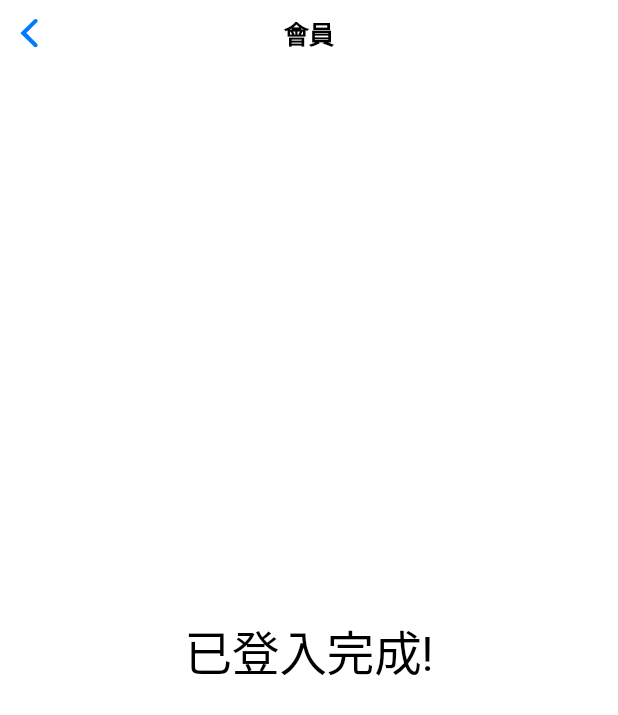
After one commit to ACS106129/pokerpass, a Flutter app: the FinishPage screen opened by its route, on a phone screen of 412 x 824 dp. The commit adds this screen. Shown: the top 715 px of the screen. Run offline on Flutter 3.47's test engine with Material 2 defaults, Android fonts, the phone set to English and light mode, and no system bars; our stand-ins replace bot_toast, flutter_secure_storage, local_auth, permission_handler, qr_flutter, shared_preferences; missing offline and left inert: flame, qrscan, window_size; accounts and stored records are empty.

Commit message:
Update version 0.0.6

```diff
--- a/lib/main.dart
+++ b/lib/main.dart
@@ -4,6 +4,7 @@ import 'package:bot_toast/bot_toast.dart';
 import 'package:flame/flame.dart';
 import 'package:flutter/cupertino.dart';
 import 'package:flutter/material.dart';
+import 'package:pokerpass/page/finish/finish_page.dart';
 import 'package:pokerpass/page/home_page.dart';
 import 'package:pokerpass/page/mode/PC/pc_page.dart';
 import 'package:pokerpass/page/mode/mode_page.dart';
@@ -56,6 +57,7 @@ class PokerPassApp extends StatelessWidget {
             SettingPage.id: (_) => SettingPage(),
             QRCodePage.id: (_) => QRCodePage(),
             PCPage.id: (_) => PCPage(),
+            FinishPage.id: (_) => FinishPage(),
           },
           navigatorObservers: [
             BotToastNavigatorObserver(),
--- /dev/null
+++ b/lib/page/finish/finish_page.dart
@@ -0,0 +1,52 @@
+import 'package:flutter/cupertino.dart';
+import 'package:pokerpass/setting/setting.dart';
+
+class FinishPage extends StatefulWidget {
+  static const id = 'finish_page';
+  FinishPage({final Key key}) : super(key: key);
+  @override
+  _FinishPageState createState() => _FinishPageState();
+}
+
+class _FinishPageState extends State<FinishPage> {
+  @override
+  Widget build(final BuildContext context) {
+    return WillPopScope(
+      child: CupertinoPageScaffold(
+        navigationBar: CupertinoNavigationBar(
+          middle: const Text('會員'),
+        ),
+        child: SafeArea(
+          child: Center(
+            child: LayoutBuilder(
+              builder: (context, constraints) => finishPageContent(
+                  context, Size(constraints.maxWidth, constraints.maxHeight)),
+            ),
+          ),
+        ),
+      ),
+      onWillPop: () async {
+        return true;
+      },
+    );
+  }
+
+  Widget finishPageContent(final BuildContext context, final Size contentSize) {
+    return Container(
+      width: contentSize.width * 0.7,
+      child: Column(
+        mainAxisAlignment: MainAxisAlignment.center,
+        crossAxisAlignment: CrossAxisAlignment.center,
+        children: [
+          Text(
+            '已登入完成!',
+            style: TextStyle(
+                color: CupertinoDynamicColor.resolve(
+                    Setting.promptTextColor, context),
+                fontSize: 32),
+          ),
+        ],
+      ),
+    );
+  }
+}
--- a/lib/page/register/register_page.dart
+++ b/lib/page/register/register_page.dart
@@ -1,4 +1,3 @@
-import 'dart:convert';
 import 'dart:math';
 
 import 'package:bot_toast/bot_toast.dart';
--- a/lib/setting/setting.dart
+++ b/lib/setting/setting.dart
@@ -6,7 +6,7 @@ import 'package:flutter/material.dart';
 
 class Setting {
   static const height = 600.0;
-  static const width = 800.0;
+  static const width = 1200.0;
   static const userLabel = 'user';
   static const urlLabel = 'url';
   static const passwordLabel = 'pw';
--- a/pubspec.yaml
+++ b/pubspec.yaml
@@ -15,7 +15,7 @@ publish_to: 'none' # Remove this line if you wish to publish to pub.dev
 # In iOS, build-name is used as CFBundleShortVersionString while build-number used as CFBundleVersion.
 # Read more about iOS versioning at
 # https://developer.apple.com/library/archive/documentation/General/Reference/InfoPlistKeyReference/Articles/CoreFoundationKeys.html
-version: 0.0.5-alpha
+version: 0.0.6
 
 environment:
   sdk: ">=2.7.0 <3.0.0"
```
Also changed, not shown: lib/page/home_page.dart (+17 -3 lines), lib/page/mode/PC/pc_page.dart (+13 -2 lines), lib/page/mode/mode_page.dart (+18 -3 lines), lib/page/qrcode_page.dart (+8 -1 lines), lib/poker/poker.dart (+13 -12 lines), 1 other file.
